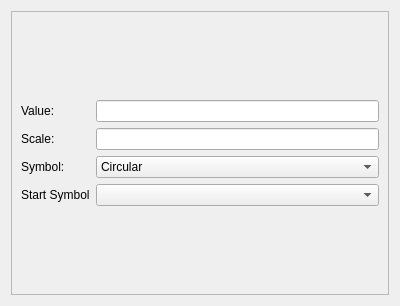
berndhahnebach/All_FreeCAD, file src/Mod/TechDraw/Gui/TaskBalloon.ui: the form before one commit.
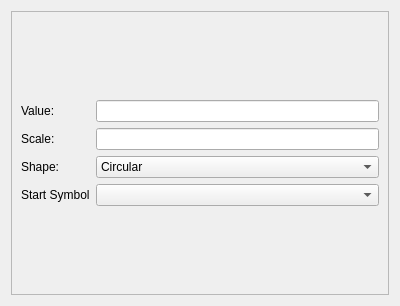
The form after the commit. Icons and pictures are not drawn.

Commit message:
[TD] use icons uniform in all dialogs
(preferences and task)

- also uniform wording

```diff
--- a/src/Mod/TechDraw/Gui/TaskBalloon.ui
+++ b/src/Mod/TechDraw/Gui/TaskBalloon.ui
@@ -40,7 +40,7 @@
           <item row="2" column="0">
            <widget class="QLabel" name="label_3">
             <property name="text">
-             <string>Symbol:</string>
+             <string>Shape:</string>
             </property>
            </widget>
           </item>
```
The commit also changes 3 other files.
